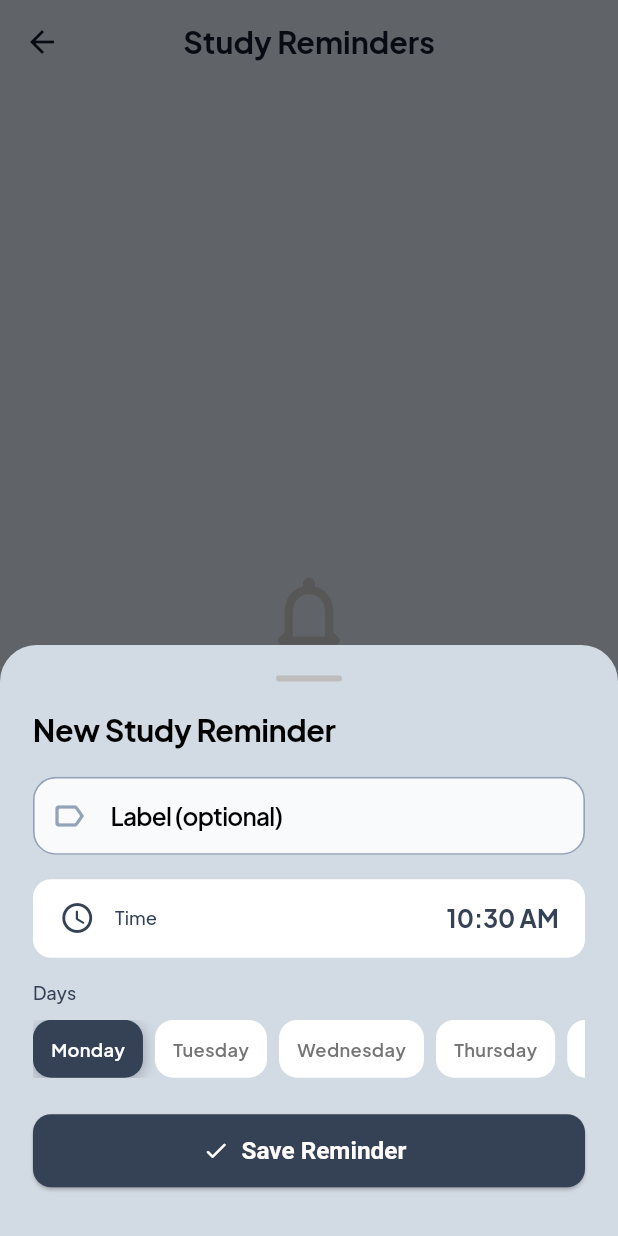
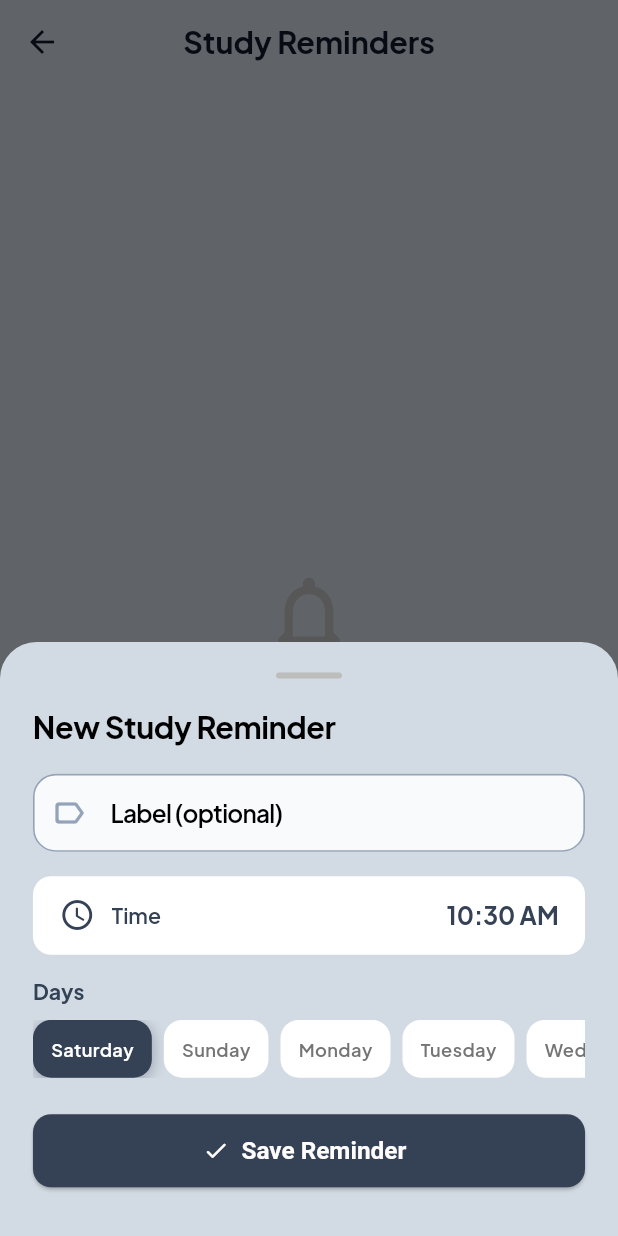
Before and after one commit to MohamedRefky/Eduon, a Flutter app: the _ReminderBody screen opened directly, after a tap on "Add Reminder", on a phone screen of 412 x 824 dp. Run offline on Flutter 3.47's test engine with Material 3 defaults, Android fonts, the phone set to English and light mode, and no system bars; our stand-ins replace bloc, cached_network_image, dio, equatable, firebase_auth, firebase_core and 17 more; accounts and stored records are empty; project files that could hold a hidden picture were left out.

Commit message:
feat: add bottom sheet for creating new study reminders with time and day selection

```diff
--- a/lib/features/reminders/widgets/add_reminder_sheet.dart
+++ b/lib/features/reminders/widgets/add_reminder_sheet.dart
@@ -43,13 +43,13 @@ class _AddReminderSheetState extends State<AddReminderSheet> {
     final scheme = Theme.of(context).colorScheme;
 
     final dayNames = [
+      l10n.sat,
+      l10n.sun,
       l10n.mon,
       l10n.tue,
       l10n.wed,
       l10n.thu,
       l10n.fri,
-      l10n.sat,
-      l10n.sun,
     ];
 
     return Container(
@@ -117,10 +117,13 @@ class _AddReminderSheetState extends State<AddReminderSheet> {
               child: Row(
                 children: [
                   Icon(Icons.access_time_rounded, color: scheme.primary),
-                  Gap(AppSizes.w12),
+                  Gap(AppSizes.w10),
                   Text(
                     l10n.time,
-                    style: Theme.of(context).textTheme.displaySmall,
+                    style: Theme.of(context).textTheme.displaySmall?.copyWith(
+                      fontSize: AppSizes.sp14,
+                      fontWeight: FontWeight.w600,
+                    ),
                   ),
                   const Spacer(),
                   Text(
@@ -137,7 +140,13 @@ class _AddReminderSheetState extends State<AddReminderSheet> {
           Gap(AppSizes.h16),
 
           // ── Day Selector ──
-          Text(l10n.days, style: Theme.of(context).textTheme.displaySmall),
+          Text(
+            l10n.days,
+            style: Theme.of(context).textTheme.displaySmall?.copyWith(
+              fontSize: AppSizes.sp14,
+              fontWeight: FontWeight.bold,
+            ),
+          ),
           Gap(AppSizes.h10),
           SingleChildScrollView(
             scrollDirection: Axis.horizontal,
```
